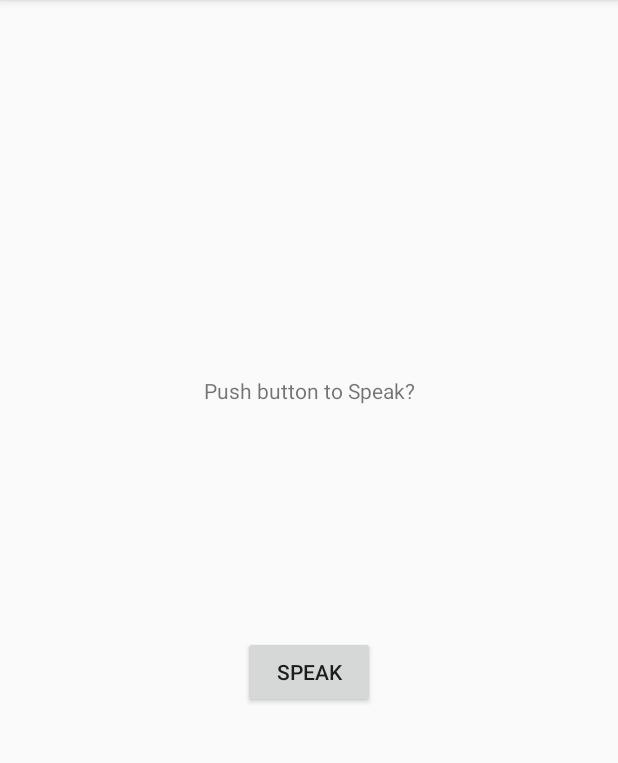
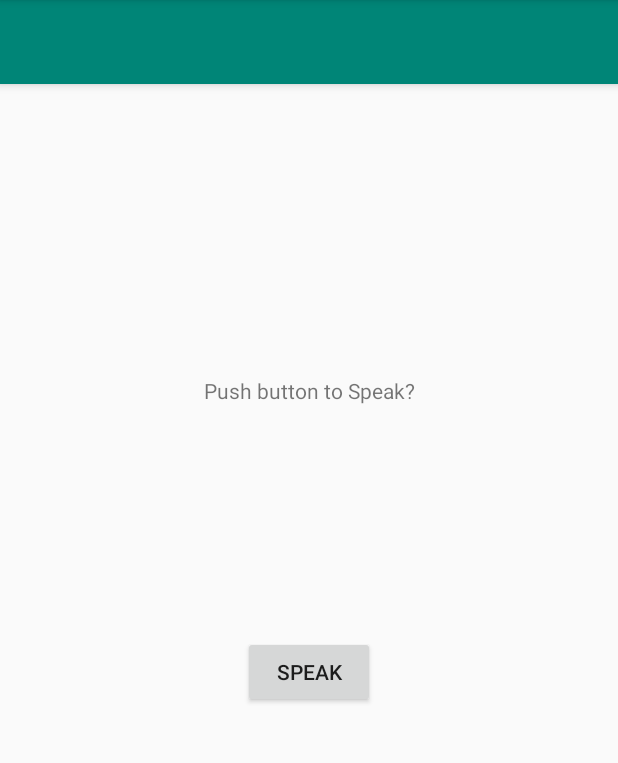
Before and after one commit to jamieaobrien/Lab1015, an Android app: the screen it shows after launch (MainActivity), on a phone screen of 412 x 824 dp, the part 84-847 px from its top. Run offline under Robolectric (Android 15) with nearby library versions, the phone set to English and light mode, and no system bars; 1 statement that could not run was skipped.

Commit message:
Adding Anya Code

```diff
--- a/ProtoApp/app/src/main/AndroidManifest.xml
+++ b/ProtoApp/app/src/main/AndroidManifest.xml
@@ -3,6 +3,8 @@
     package="com.example.allison.protoapp">
     <uses-permission android:name="android.permission.BLUETOOTH"/>
     <uses-permission android:name="android.permission.BLUETOOTH_ADMIN"/>
+    <uses-permission android:name="android.permission.RECORD_AUDIO"/>
+    <uses-permission android:name="android.permission.INTERNET" />
 
     <application
         android:allowBackup="true"
--- a/ProtoApp/app/src/main/res/layout/activity_main.xml
+++ b/ProtoApp/app/src/main/res/layout/activity_main.xml
@@ -6,6 +6,19 @@
     android:layout_height="match_parent"
     android:orientation="vertical"
     tools:context=".MainActivity">
+
+    <android.support.design.widget.AppBarLayout
+        android:layout_width="match_parent"
+        android:layout_height="wrap_content"
+        android:theme="@style/AppTheme.AppBarOverlay">
+
+        <android.support.v7.widget.Toolbar
+            android:id="@+id/toolbar"
+            android:layout_width="match_parent"
+            android:layout_height="?attr/actionBarSize"
+            android:background="?attr/colorPrimary"
+            app:popupTheme="@style/AppTheme.PopupOverlay" />
+    </android.support.design.widget.AppBarLayout>
 
     <TextView
         android:id="@+id/txtSpeechInput"
```
Also changed, not shown: ProtoApp/app/src/main/java/com/example/allison/protoapp/MainActivity.java (+29 -3 lines).
